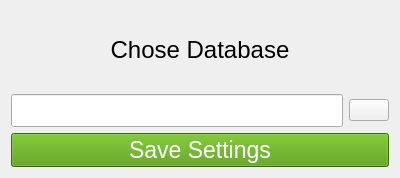
Above: ui/setting.ui from suvashsumon/Patient-Database-Management-System before the change. Below: the same form after it.
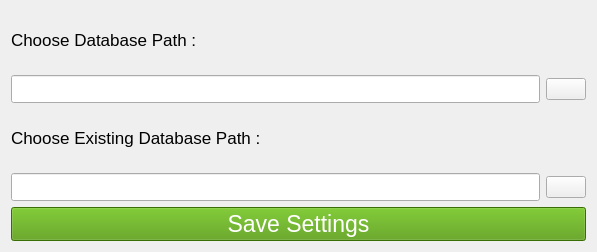
That is the form after the change. Icons and pictures are not drawn.

Diff of the .ui file:
```diff
--- a/ui/setting.ui
+++ b/ui/setting.ui
@@ -6,8 +6,8 @@
    <rect>
     <x>0</x>
     <y>0</y>
-    <width>400</width>
-    <height>178</height>
+    <width>597</width>
+    <height>252</height>
    </rect>
   </property>
   <property name="windowTitle">
@@ -20,14 +20,14 @@
       <widget class="QLabel" name="label">
        <property name="font">
         <font>
-         <pointsize>18</pointsize>
+         <pointsize>13</pointsize>
         </font>
        </property>
        <property name="text">
-        <string>Chose Database</string>
+        <string>Choose Database Path :</string>
        </property>
        <property name="alignment">
-        <set>Qt::AlignCenter</set>
+        <set>Qt::AlignLeading|Qt::AlignLeft|Qt::AlignVCenter</set>
        </property>
       </widget>
      </item>
@@ -37,7 +37,7 @@
         <widget class="QLineEdit" name="lineEdit">
          <property name="font">
           <font>
-           <pointsize>16</pointsize>
+           <pointsize>13</pointsize>
           </font>
          </property>
         </widget>
@@ -62,7 +62,49 @@
       </layout>
      </item>
      <item>
-      <widget class="QPushButton" name="pushButton_2">
+      <widget class="QLabel" name="label_2">
+       <property name="font">
+        <font>
+         <pointsize>13</pointsize>
+        </font>
+       </property>
+       <property name="text">
+        <string>Choose Existing Database Path :</string>
+       </property>
+      </widget>
+     </item>
+     <item>
+      <layout class="QHBoxLayout" name="horizontalLayout_2">
+       <item>
+        <widget class="QLineEdit" name="existingpath">
+         <property name="font">
+          <font>
+           <pointsize>13</pointsize>
+          </font>
+         </property>
+        </widget>
+       </item>
+       <item>
+        <widget class="QPushButton" name="existingpathbtn">
+         <property name="text">
+          <string/>
+         </property>
+         <property name="icon">
+          <iconset>
+           <normaloff>icons/Database-Active-icon.png</normaloff>icons/Database-Active-icon.png</iconset>
+         </property>
+         <property name="iconSize">
+          <size>
+           <width>30</width>
+           <height>30</height>
+          </size>
+         </property>
+        </widget>
+       </item>
+      </layout>
+     </item>
+     <item>
+      <widget class="QPushButton" name="save">
        <property name="font">
         <font>
          <pointsize>17</pointsize>
```
Left out of the diff: 8 changed lines with no effect on the pictures.
